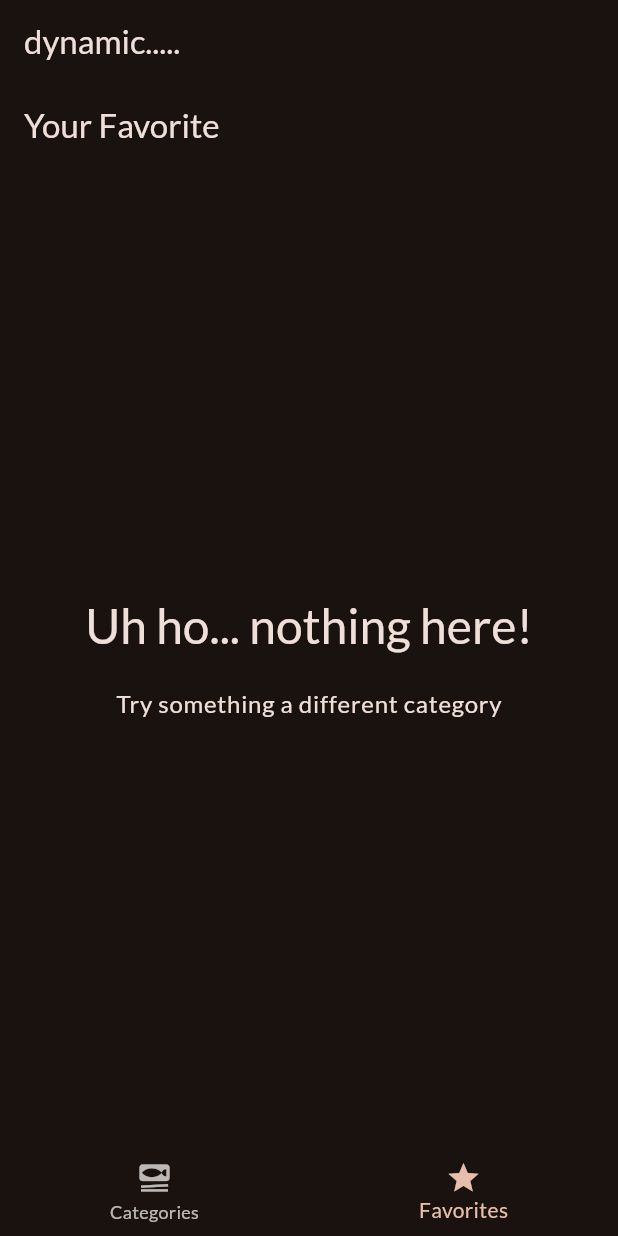
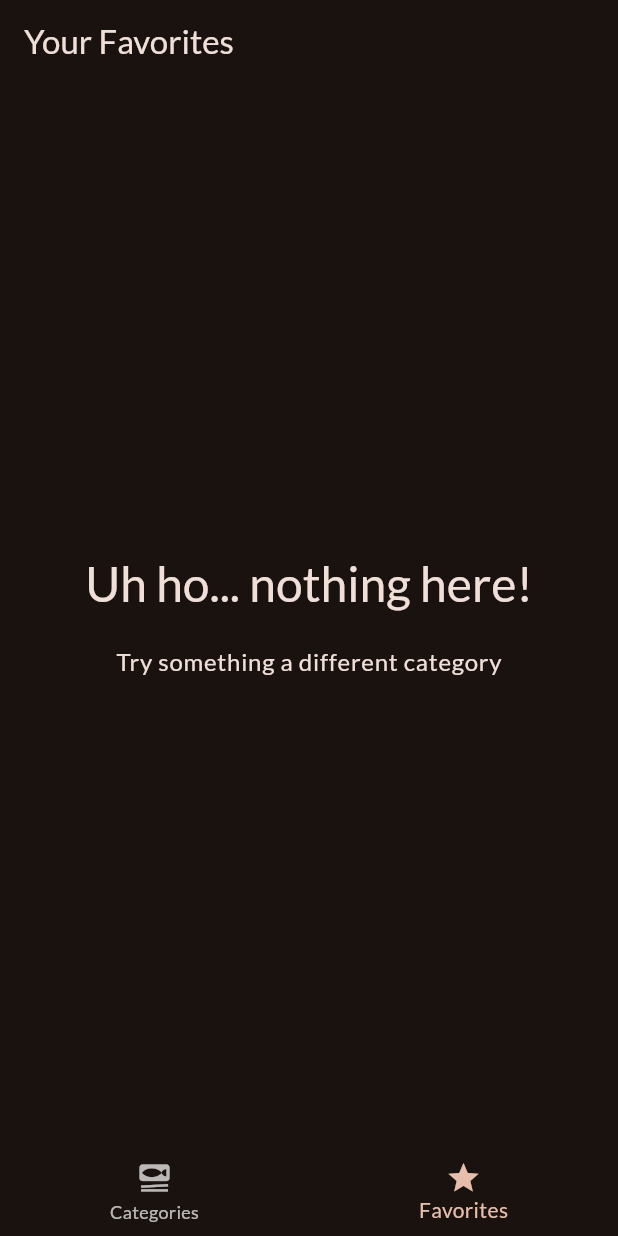
Before and after one commit to mumerkhan786/meals_app, a Flutter app: the screen it shows after launch, item 2 of the bottom bar chosen, on a phone screen of 412 x 824 dp. Run offline on Flutter 3.47's test engine with Material 3 defaults, Android fonts, the phone set to English and light mode, and no system bars; our stand-ins replace google_fonts, transparent_image.

Commit message:
Modified TabsScreen Titles dynamically

```diff
--- a/lib/screens/meal_details.dart
+++ b/lib/screens/meal_details.dart
@@ -11,6 +11,12 @@ class MealDetailsScreen extends StatelessWidget {
     return Scaffold(
       appBar: AppBar(
         title: Text(meal.title),
+        actions: [
+          IconButton(
+            onPressed: () {},
+            icon: const Icon(Icons.star),
+          ),
+        ],
       ),
       body: SingleChildScrollView(
         child: Column(
--- a/lib/screens/meals.dart
+++ b/lib/screens/meals.dart
@@ -4,9 +4,9 @@ import 'package:meals/screens/meal_details.dart';
 import 'package:meals/widgets/meal_item.dart';
 
 class MealsScreen extends StatelessWidget {
-  const MealsScreen({super.key, required this.title, required this.meals});
+  const MealsScreen({super.key, this.title, required this.meals});
 
-  final String title;
+  final String? title;
   final List<Meal> meals;
 
   void selectMeal(BuildContext context, Meal meal) {
@@ -53,9 +53,13 @@ class MealsScreen extends StatelessWidget {
               ));
     }
 
+    if (title == null) {
+      return content;
+    }
+
     return Scaffold(
       appBar: AppBar(
-        title: Text(title),
+        title: Text(title!),
       ),
       body: content,
     );
--- a/lib/screens/tabs.dart
+++ b/lib/screens/tabs.dart
@@ -12,7 +12,7 @@ class TabsScreen extends StatefulWidget {
 }
 
 class _TabsScreenState extends State<TabsScreen> {
-  var _selectedPageIndex = 0;
+  int _selectedPageIndex = 0;
 
   void _selectPage(int index) {
     setState(() {
@@ -23,17 +23,16 @@ class _TabsScreenState extends State<TabsScreen> {
   @override
   Widget build(BuildContext context) {
     Widget activePage = const CategoriesScreen();
+    var activePageTitle = 'Categories';
 
     if (_selectedPageIndex == 1) {
-      activePage = const MealsScreen(
-        title: 'Your Favorite',
-        meals: [],
-      );
+      activePage = const MealsScreen(meals: []);
+      activePageTitle = 'Your Favorites';
     }
 
     return Scaffold(
       appBar: AppBar(
-        title: const Text('dynamic.....'),
+        title: Text(activePageTitle),
       ),
       body: activePage,
       bottomNavigationBar: BottomNavigationBar(
```
Also changed, not shown: lib/screens/categories.dart (+1 -6 lines).
